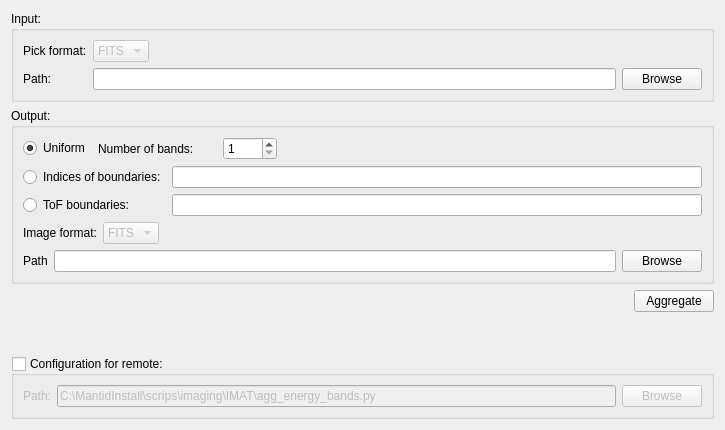
mantidproject/mantid, file MantidQt/CustomInterfaces/inc/MantidQtCustomInterfaces/Tomography/TomographyIfaceQtTabEnergy.ui: the form before one commit.
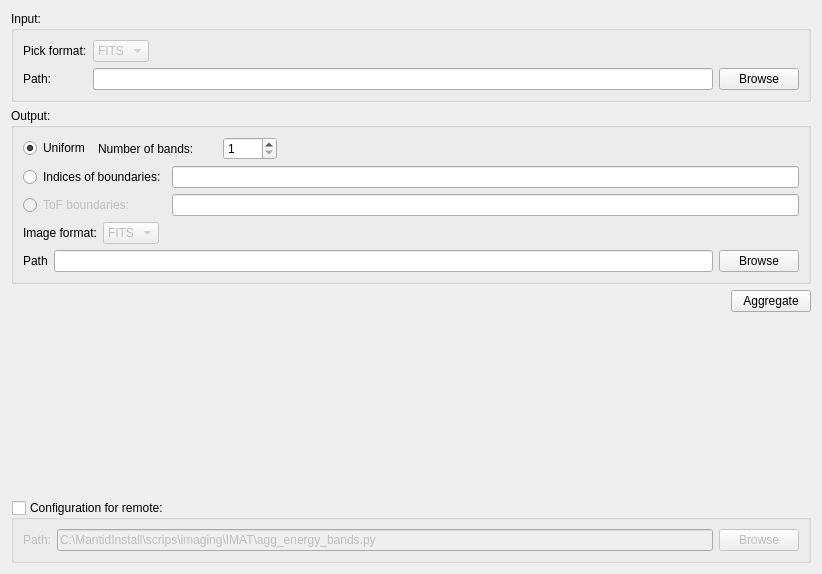
The form after the commit.

Commit message: implementation of new energy tab, save/restore options, re #13467

What changed in the file:
```diff
--- a/MantidQt/CustomInterfaces/inc/MantidQtCustomInterfaces/Tomography/TomographyIfaceQtTabEnergy.ui
+++ b/MantidQt/CustomInterfaces/inc/MantidQtCustomInterfaces/Tomography/TomographyIfaceQtTabEnergy.ui
@@ -6,13 +6,17 @@
    <rect>
     <x>0</x>
     <y>0</y>
-    <width>725</width>
-    <height>430</height>
+    <width>822</width>
+    <height>574</height>
    </rect>
   </property>
   <property name="windowTitle">
    <string>Form</string>
   </property>
+  <layout class="QGridLayout" name="gridLayout_4">
+   <item row="0" column="0">
+    <layout class="QVBoxLayout" name="verticalLayout_3">
+     <item>
   <layout class="QVBoxLayout" name="verticalLayout_2">
    <item>
     <widget class="QGroupBox" name="groupBox_inputs">
@@ -176,6 +180,9 @@
         </item>
         <item row="2" column="0" colspan="2">
          <widget class="QRadioButton" name="radioButton_tof_ranges">
+              <property name="enabled">
+               <bool>false</bool>
+              </property>
           <property name="text">
            <string>ToF boundaries:</string>
           </property>
@@ -299,6 +306,8 @@
      </item>
     </layout>
    </item>
+      </layout>
+     </item>
    <item>
     <spacer name="verticalSpacer">
      <property name="orientation">
@@ -307,20 +316,7 @@
      <property name="sizeHint" stdset="0">
       <size>
        <width>20</width>
-       <height>3</height>
-      </size>
-     </property>
-    </spacer>
-   </item>
-   <item>
-    <spacer name="verticalSpacer_2">
-     <property name="orientation">
-      <enum>Qt::Vertical</enum>
-     </property>
-     <property name="sizeHint" stdset="0">
-      <size>
-       <width>20</width>
-       <height>69</height>
+         <height>88</height>
       </size>
      </property>
     </spacer>
@@ -378,6 +374,8 @@
     </widget>
    </item>
   </layout>
+   </item>
+  </layout>
  </widget>
  <resources/>
  <connections/>
```
Left out of the diff: 22 changed lines with no effect on the pictures. Lines whose indentation alone changed are shown as unchanged. The commit also changes 2 other files.
